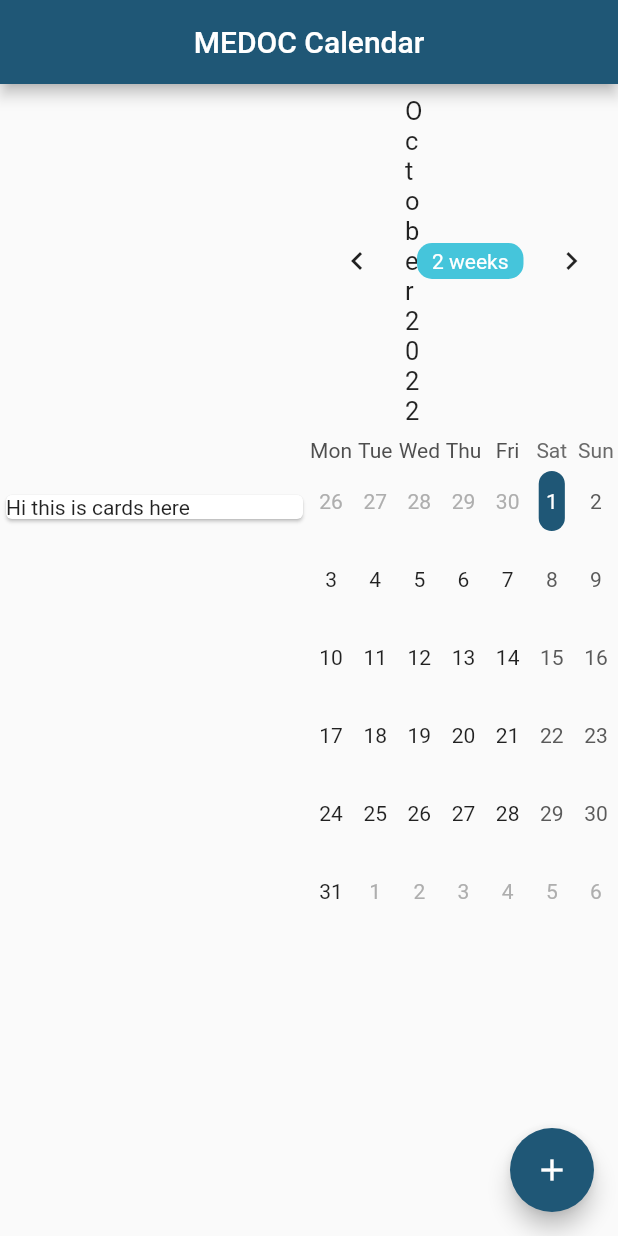
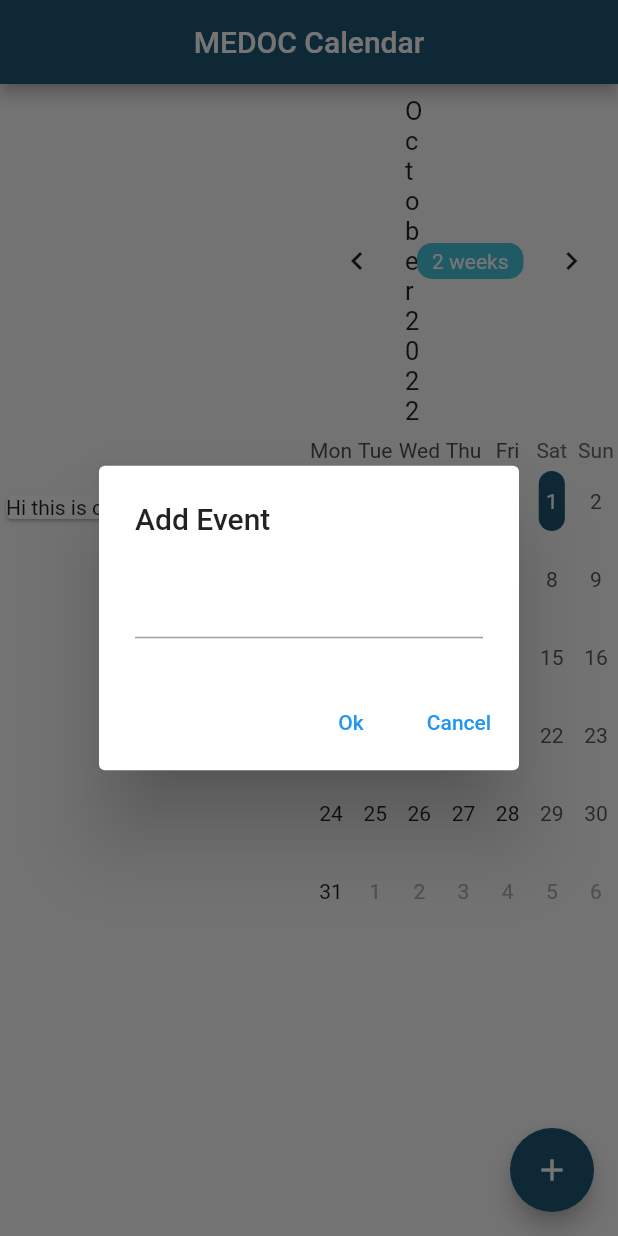
Before and after one commit to ayushsharman/Medoc, a Flutter app: the screen it shows after launch, after a tap on the "add" icon, on a phone screen of 412 x 824 dp. Run offline on Flutter 3.47's test engine with Material 2 defaults, Android fonts, the phone set to English and light mode, and no system bars; drawn by our look-alikes of table_calendar; our stand-ins replace syncfusion_flutter_calendar.

Commit message:
events adding

```diff
--- a/medoc_calendar/lib/calendar.dart
+++ b/medoc_calendar/lib/calendar.dart
@@ -1,4 +1,5 @@
 import 'package:flutter/material.dart';
+import 'package:medoc_calendar/event.dart';
 import 'package:table_calendar/table_calendar.dart';
 
 class Calendar extends StatefulWidget {
@@ -9,9 +10,28 @@ class Calendar extends StatefulWidget {
 }
 
 class _CalendarState extends State<Calendar> {
+  Map<DateTime, List<Event>> selectedEvents = {};
   CalendarFormat format = CalendarFormat.month;
   DateTime selectedDay = DateTime.now();
   DateTime focusedDay = DateTime.now();
+
+  TextEditingController _eventController = TextEditingController();
+
+  @override
+  void initState() {
+    selectedEvents = {};
+    super.initState();
+  }
+
+  @override
+  void disppose() {
+    _eventController.dispose();
+    super.dispose();
+  }
+
+  List<Event> _getEventsfromDay(DateTime date) {
+    return selectedEvents[date] ?? [];
+  }
 
   @override
   Widget build(BuildContext context) {
@@ -50,6 +70,7 @@ class _CalendarState extends State<Calendar> {
               selectedDayPredicate: (DateTime date) {
                 return isSameDay(selectedDay, date);
               },
+              eventLoader: _getEventsfromDay,
               calendarStyle: CalendarStyle(
                 isTodayHighlighted: true,
                 todayDecoration: BoxDecoration(
@@ -84,7 +105,36 @@ class _CalendarState extends State<Calendar> {
         ],
       ),
       floatingActionButton: FloatingActionButton(
-        onPressed: () {},
+        onPressed: () => showDialog(
+          context: context,
+          builder: (context) => AlertDialog(
+            title: Text("Add Event"),
+            content: TextFormField(
+              controller: _eventController,
+            ),
+            actions: [
+              TextButton(
+                child: Text("Ok"),
+                onPressed: () {
+                  if (_eventController.text.isEmpty) {
+                    Navigator.pop(context);
+                    return;
+                  } else {
+                    if (selectedEvents[selectedDay] != null) {
+                      selectedEvents[selectedDay].add(
+                        Event(title: _eventController.text),
+                      );
+                    }
+                  }
+                },
+              ),
+              TextButton(
+                child: Text("Cancel"),
+                onPressed: () => Navigator.pop(context),
+              ),
+            ],
+          ),
+        ),
         child: Icon(
           Icons.add,
         ),
--- a/medoc_calendar/lib/event.dart
+++ b/medoc_calendar/lib/event.dart
@@ -0,0 +1,10 @@
+import 'package:flutter/cupertino.dart';
+
+import 'package:flutter/foundation.dart';
+
+class Event {
+  final String title;
+  Event({required this.title});
+
+  String toString() => this.title;
+}
```
